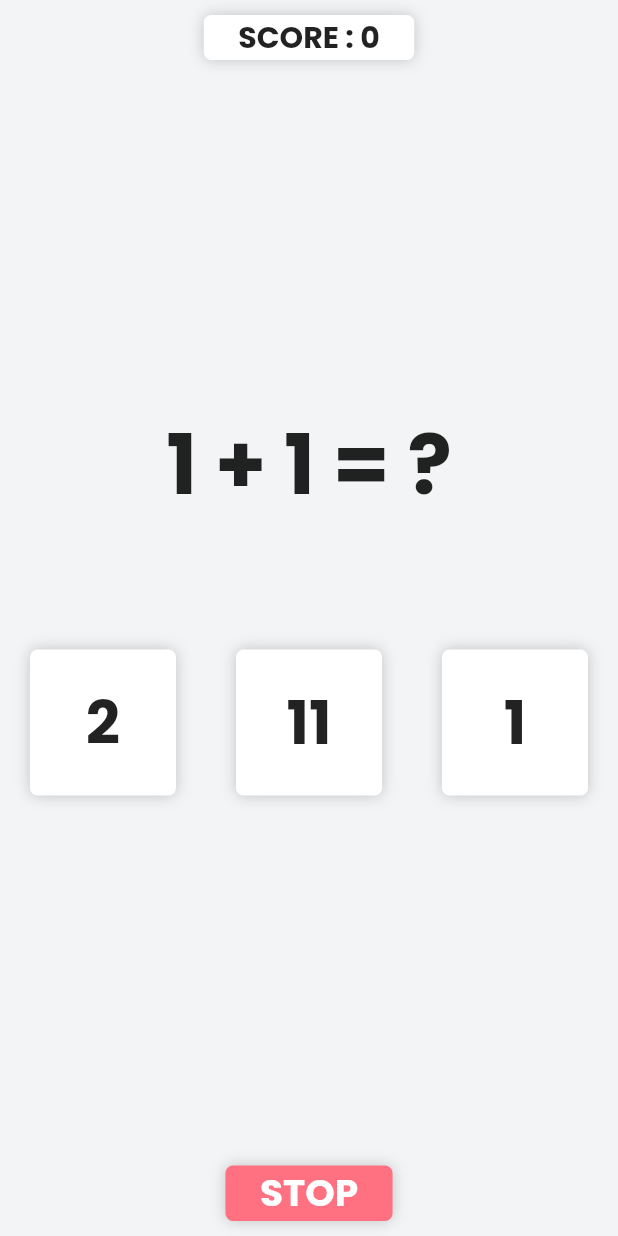
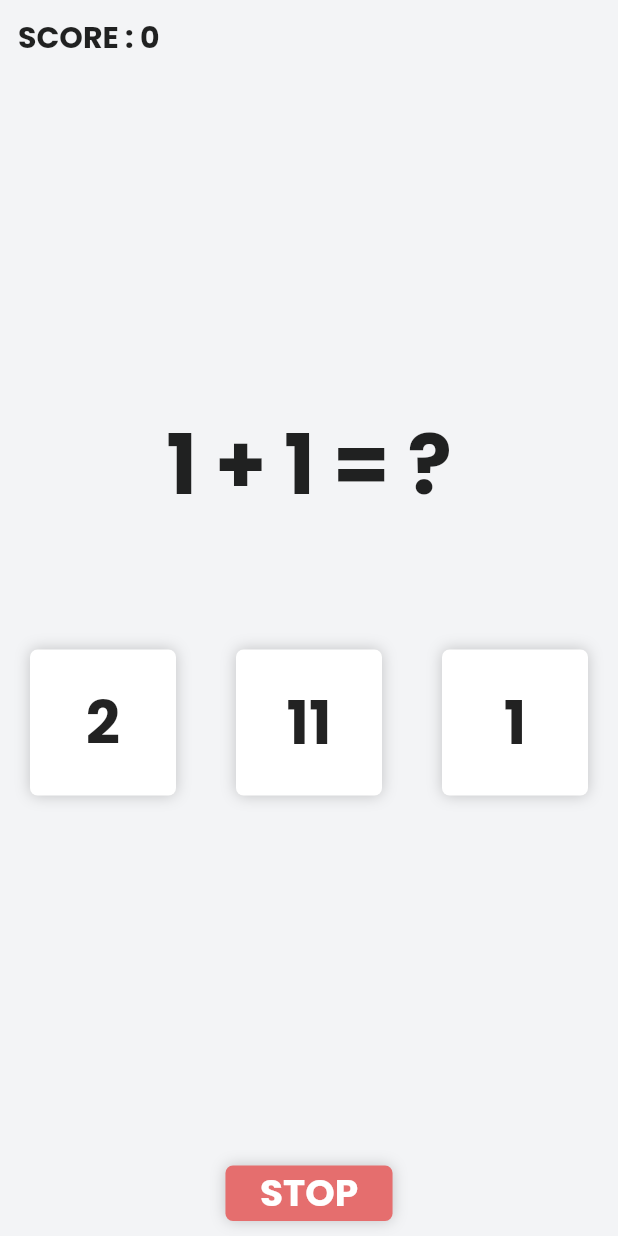
Before and after one commit to idontknowtoobrother/Quick-Math-Flutter-University-Project, a Flutter app: the screen it shows after launch, on a phone screen of 412 x 824 dp. Run offline on Flutter 3.47's test engine with Material 2 defaults, Android fonts, the phone set to English and light mode, and no system bars.

Commit message:
re-design: score player

```diff
--- a/lib/game_page.dart
+++ b/lib/game_page.dart
@@ -2,8 +2,9 @@ import 'dart:math';
 
 import 'package:flutter/material.dart';
 import 'package:quick_math/utils/answer_button.dart';
-import 'const.dart';
 import 'lose_page.dart';
+import 'utils/const.dart';
+import 'utils/const.dart';
 
 class GamePage extends StatefulWidget {
   const GamePage({super.key});
@@ -141,24 +142,20 @@ class _GamePageState extends State<GamePage> {
             const SizedBox(
               height: 10,
             ),
-            Container(
-              padding: EdgeInsets.only(left: 23, right: 23),
-              decoration: BoxDecoration(
-                color: colorWhite,
-                borderRadius: BorderRadius.circular(5),
-                boxShadow: [
-                  BoxShadow(
-                    color: Colors.black.withOpacity(0.20),
-                    blurRadius: 8,
+            Padding(
+              padding: const EdgeInsets.only(left: 12, top: 0),
+              child: Row(
+                children: [
+                  Container(
+                    child: Text(
+                      'SCORE : $playerScore',
+                      style: const TextStyle(
+                        fontWeight: FontWeight.bold,
+                        fontSize: 20,
+                      ),
+                    ),
                   ),
                 ],
-              ),
-              child: Text(
-                'SCORE : $playerScore',
-                style: const TextStyle(
-                  fontWeight: FontWeight.bold,
-                  fontSize: 20,
-                ),
               ),
             ),
             const SizedBox(
--- a/lib/home_page.dart
+++ b/lib/home_page.dart
@@ -1,7 +1,5 @@
 import 'package:flutter/material.dart';
-import 'package:flutter/src/widgets/framework.dart';
-import 'package:flutter/src/widgets/placeholder.dart';
-import 'package:quick_math/const.dart';
+import 'package:quick_math/utils/const.dart';
 import 'package:quick_math/game_page.dart';
 
 class HomePage extends StatefulWidget {
--- a/lib/utils/answer_button.dart
+++ b/lib/utils/answer_button.dart
@@ -1,5 +1,5 @@
 import 'package:flutter/material.dart';
-import '../const.dart';
+import 'const.dart';
 
 class AnswerButton extends StatelessWidget {
   final String answerNumber;
--- a/lib/const.dart
+++ b/lib/utils/const.dart
@@ -5,4 +5,4 @@ const colorWhite = Color(0xFFFFFFFF);
 const colorBackground = Color(0xFFF3F4F6);
 const colorGrey = Color(0xFF414141);
 const colorBlack = Color(0xFF000000);
-const colorRed = Color(0xFFFF7081);
+const colorRed = Color(0xFFe56e6e);
```
Also changed, not shown: lib/lose_page.dart (+13 -3 lines).
